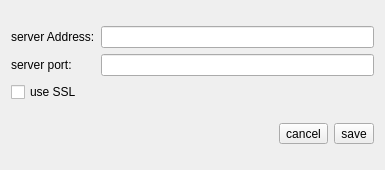
The window that pos-fe/gui/dialogs/loginsettingsdialog.ui (sadeqAlbana/Snono-ERP) describes before a commit, drawn with Qt 5.
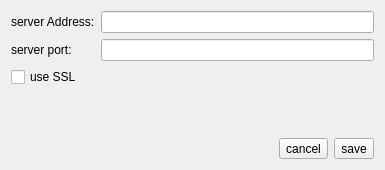
The same window after the commit. Icons and pictures are not drawn.

```diff
--- a/pos-fe/gui/dialogs/loginsettingsdialog.ui
+++ b/pos-fe/gui/dialogs/loginsettingsdialog.ui
@@ -15,7 +15,7 @@
   </property>
   <layout class="QVBoxLayout" name="verticalLayout">
    <item>
-    <layout class="QGridLayout" name="gridLayout">
+    <layout class="QFormLayout" name="formLayout">
      <item row="0" column="0">
       <widget class="QLabel" name="label">
        <property name="text">
@@ -23,16 +23,16 @@
        </property>
       </widget>
      </item>
-     <item row="1" column="0">
-      <widget class="QLabel" name="label_2">
-       <property name="text">
-        <string>server port:</string>
-       </property>
-      </widget>
-     </item>
      <item row="0" column="1">
       <widget class="QLineEdit" name="serverAddressLE"/>
      </item>
+     <item row="1" column="0">
+      <widget class="QLabel" name="label_2">
+       <property name="text">
+        <string>server port:       </string>
+       </property>
+      </widget>
+     </item>
      <item row="1" column="1">
       <widget class="QLineEdit" name="serverPortLE"/>
      </item>
```
Left out of the diff: 2 changed lines with no effect on the pictures.
